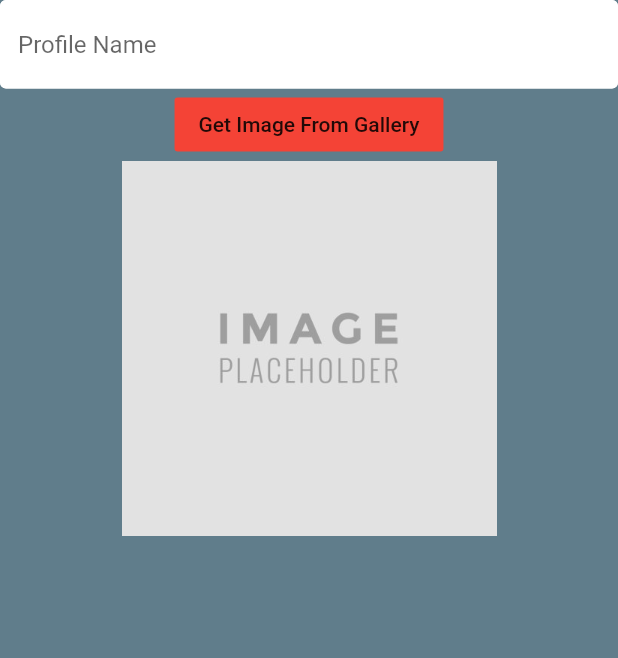
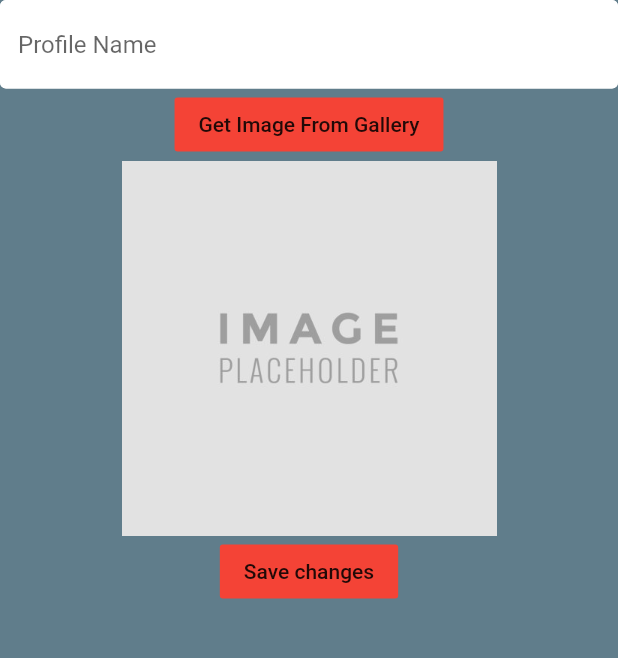
Before and after one commit to Grave2363/Table_Top_Assist, a Flutter app: the screen it shows once a user with an empty profile is signed in, after a tap on "Profile", on a phone screen of 412 x 824 dp, the part 84-742 px from its top. Run offline on Flutter 3.47's test engine with Material 2 defaults, Android fonts, the phone set to English and light mode, and no system bars; our stand-ins replace cloud_firestore, firebase_auth, firebase_storage, flutter_spinkit, fluttertoast, image_picker and 1 more; accounts and stored records are empty.

```diff
--- a/lib/Authenticate/regester.dart
+++ b/lib/Authenticate/regester.dart
@@ -2,6 +2,7 @@ import 'package:flutter/material.dart';
 import 'package:rpgcompanion/servicces/auth.dart';
 import 'package:rpgcompanion/shared/const.dart';
 import 'package:rpgcompanion/shared/loading.dart';
+import 'package:shared_preferences/shared_preferences.dart';
 class Regester extends StatefulWidget {
   final Function toggleView;
   Regester({this.toggleView });
@@ -16,7 +17,11 @@ class _RegesterState extends State<Regester> {
   String email = '';
   String password = '';
   String error = '';
-
+  _save()async
+  {
+    SharedPreferences pref = await SharedPreferences.getInstance();
+    await pref.setString("Email", email);
+  }
   @override
   Widget build(BuildContext context) {
     return load ? Load(): Scaffold(
@@ -44,6 +49,7 @@ class _RegesterState extends State<Regester> {
                 if (_formKey.currentState.validate()){
                   setState(() => load = true);
                   dynamic res = await _auth.regesterEmailAndPass(email, password);
+                  _save();
                   if (res == null){
                     setState(() {
                       error = 'please supply some valid email';
--- a/lib/Authenticate/signIn.dart
+++ b/lib/Authenticate/signIn.dart
@@ -20,6 +20,11 @@ class _signInState extends State<signIn> {
   String error = '';
   String email = '';
   String password = '';
+  _save()async
+  {
+    SharedPreferences pref = await SharedPreferences.getInstance();
+    await pref.setString("Email", email);
+  }
   @override
   Widget build(BuildContext context) {
     return load ?Load() : Scaffold(
@@ -46,6 +51,7 @@ class _signInState extends State<signIn> {
               FlatButton( color: Colors.red, child: Text('Sign In'), onPressed: () async { if (_formKey.currentState.validate()){
                 setState(() => load = true);
                 dynamic res = await _auth.signInEmailAndPass(email, password);
+                _save();
                 if (res == null){
                   setState(() {
                     error = 'invalid credentials';
--- a/lib/Home/home.dart
+++ b/lib/Home/home.dart
@@ -8,6 +8,9 @@ import 'package:rpgcompanion/Pages/editNote.dart';
 import 'package:rpgcompanion/servicces/auth.dart';
 import 'package:rpgcompanion/shared/const.dart';
 import 'package:shared_preferences/shared_preferences.dart';
+import 'package:flutter/cupertino.dart';
+import 'package:flutter/material.dart';
+import 'dart:io';
 class home extends StatefulWidget {
   @override
   _homeState createState() => _homeState();
@@ -16,7 +19,13 @@ class home extends StatefulWidget {
 class _homeState extends State<home> {
   final AuthSer _auth = AuthSer();
   String User = '';
+  File imageFile ;
+  String imgFromPrefs;
   final _userController = TextEditingController();
+  void  setImg(String img)
+  {
+    this.imgFromPrefs = img;
+  }
   void initState()
   {
     super.initState();
@@ -30,6 +39,8 @@ class _homeState extends State<home> {
   {
     SharedPreferences pref = await SharedPreferences.getInstance();
     _userController.text = pref.getString('User');
+    imgFromPrefs = pref.getString('User Pic');
+    setState(() {});
   }
   _save() async
   {
@@ -50,18 +61,20 @@ class _homeState extends State<home> {
           }, icon: Icon(Icons.person), label: Text('Log Out'))
         ],
       ),
-      body: Center(child: Column(
+      body: SingleChildScrollView(child: Column(
         mainAxisAlignment: MainAxisAlignment.center,
         crossAxisAlignment: CrossAxisAlignment.center,
         children: <Widget>[
-          TextField(onChanged: (val) {setState(() => User = val);},controller: _userController ,decoration: textInputDecor.copyWith(hintText: 'Desired User Name')),
+          TextField(onChanged: (val) {setState(() => User = val);},controller: _userController ,decoration: textInputDecor,readOnly: true,enableInteractiveSelection: false,),
           FlatButton(
             color: Colors.red,
             child: Text('Profile'),
-            onPressed: ()  {
-              Navigator.of(context).push(MaterialPageRoute(
-                  builder: (context) => profile(name: User,)
-              ));
+            onPressed: () async {
+              await Navigator.of(context).push(MaterialPageRoute(
+                  builder: (context) => profile()
+              ),
+              ).then((_){_read();setState(() {});
+              });
             },
           ),
           FlatButton(
@@ -69,7 +82,7 @@ class _homeState extends State<home> {
             child: Text('Character Sheets'),
             onPressed: ()  {
               Navigator.of(context).push(MaterialPageRoute(
-                  builder: (context) => makeCharacter(load: false,name: User,)
+                  builder: (context) => makeCharacter(load: false,name: _userController.text,)
               ));
             },
           ),
--- a/lib/Pages/Profile.dart
+++ b/lib/Pages/Profile.dart
@@ -1,5 +1,6 @@
 import 'package:flutter/cupertino.dart';
 import 'package:flutter/material.dart';
+import 'package:rpgcompanion/Home/home.dart';
 import 'dart:io';
 import 'dart:math';
 import 'package:rpgcompanion/servicces/databade.dart';
@@ -7,6 +8,7 @@ import 'package:rpgcompanion/shared/const.dart';
 import 'package:shared_preferences/shared_preferences.dart';
 import 'package:flutter/material.dart';
 import 'package:image_picker/image_picker.dart';
+import 'package:rpgcompanion/Home/home.dart';
 class profile extends StatefulWidget {
   final String name;
   profile({Key key, this.name,}): super(key:key);
@@ -26,6 +28,7 @@ class _profileState extends State<profile> {
   bool newImg = false;
   Widget getImageWidget() {
     if (imageFile != null) {
+      imgFromPrefs = imageFile.path;
       return Image.file(
         imageFile,
         width: 250,
@@ -78,20 +81,13 @@ class _profileState extends State<profile> {
     SharedPreferences pref = await SharedPreferences.getInstance();
     _userController.text = pref.getString('User');
     imgFromPrefs = pref.getString('User Pic');
-    imgFromPrefs.replaceAll('\'', '');
-    imgFromPrefs.replaceAll('\"', '');
-    imgFromPrefs.replaceAll("File:", '');
-    if (widget.name != null)
-    {
-      _userController.text = widget.name;
-    }
     setState(() {});
   }
   _save() async
   {
     final pref = await SharedPreferences.getInstance();
     await pref.setString('User', _userController.text);
-    await pref.setString('User Pic', imageFile.path);
+    await pref.setString('User Pic', imgFromPrefs);
   }
   @override
   Widget build(BuildContext context) {
@@ -110,9 +106,16 @@ class _profileState extends State<profile> {
             color: Colors.red, child: Text('Get Image From Gallery'),
             onPressed: (){
               getImage(ImageSource.gallery);
+              newImg = true;
             },
           ),
           getImageWidget(),
+          FlatButton(
+            color: Colors.red, child: Text('Save changes'),
+            onPressed: (){
+              _save();
+            },
+          ),
         ],
       ),
     ),
--- a/lib/servicces/databade.dart
+++ b/lib/servicces/databade.dart
@@ -11,6 +11,7 @@ class databaseService {
   CollectionReference characterCollection =  Firestore.instance.collection('Characters').reference();
   Future uploadData( int charNum,String username,String strength, String intelligence, String constitution, String wisdom, String dexterity, String charisma, String name, String skills, String magic ) async{
     username += charNum.toString();
+    print(username);
     return await characterCollection.document(username).setData({
       'Name': name,
       'Strength' : strength,
```
Also changed, not shown: lib/Pages/charCreation.dart (+6 -2 lines), assets/img.jpg (renamed from assets/book.jpg).
